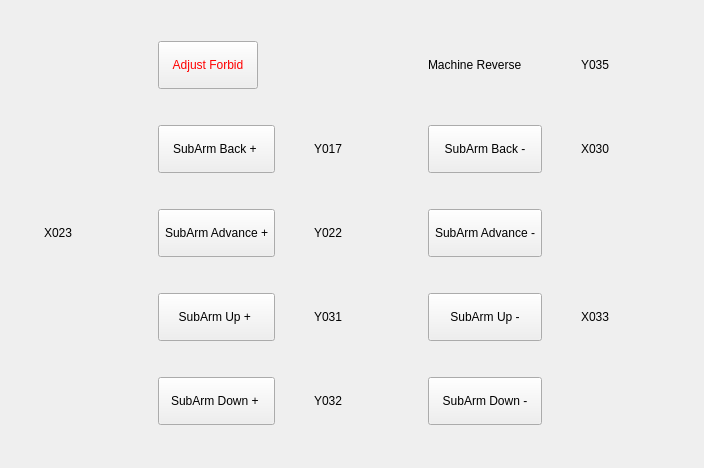
First picture: the form in hcmanualoperation/hcmanualadjustframe.ui, repository dongdong-2009/3-5AxisRobot, before the edit.
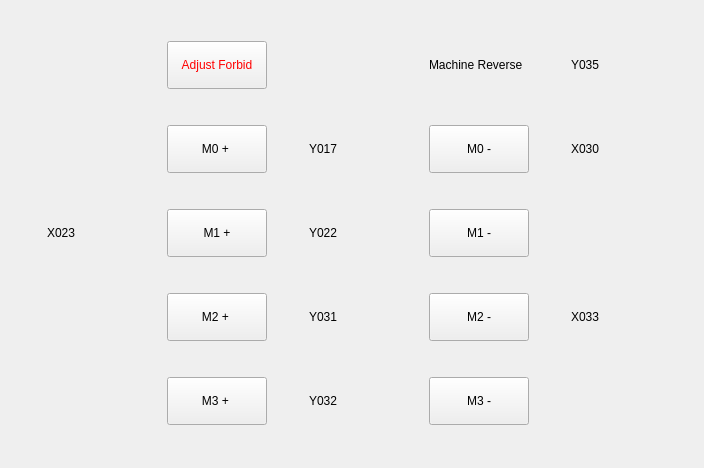
Second picture: the form after the edit. Icons and pictures are not drawn.

The edit to the form file:
```diff
--- a/hcmanualoperation/hcmanualadjustframe.ui
+++ b/hcmanualoperation/hcmanualadjustframe.ui
@@ -87,7 +87,7 @@
       </size>
      </property>
      <property name="text">
-      <string>SubArm Up + </string>
+      <string>M2 + </string>
      </property>
      <property name="autoRepeat">
       <bool>true</bool>
@@ -118,7 +118,7 @@
       </size>
      </property>
      <property name="text">
-      <string>SubArm Down + </string>
+      <string>M3 + </string>
      </property>
      <property name="autoRepeat">
       <bool>true</bool>
@@ -149,7 +149,7 @@
       </size>
      </property>
      <property name="text">
-      <string>SubArm Advance -</string>
+      <string>M1 -</string>
      </property>
      <property name="autoRepeat">
       <bool>true</bool>
@@ -261,7 +261,7 @@
       </size>
      </property>
      <property name="text">
-      <string>SubArm Up -</string>
+      <string>M2 -</string>
      </property>
      <property name="autoRepeat">
       <bool>true</bool>
@@ -292,7 +292,7 @@
       </size>
      </property>
      <property name="text">
-      <string>SubArm Down -</string>
+      <string>M3 -</string>
      </property>
      <property name="autoRepeat">
       <bool>true</bool>
@@ -471,7 +471,7 @@
       </size>
      </property>
      <property name="text">
-      <string>SubArm Advance +</string>
+      <string>M1 +</string>
      </property>
      <property name="autoRepeat">
       <bool>true</bool>
@@ -502,7 +502,7 @@
       </size>
      </property>
      <property name="text">
-      <string>SubArm Back + </string>
+      <string>M0 + </string>
      </property>
      <property name="autoRepeat">
       <bool>true</bool>
@@ -533,7 +533,7 @@
       </size>
      </property>
      <property name="text">
-      <string>SubArm Back -</string>
+      <string>M0 -</string>
      </property>
      <property name="autoRepeat">
       <bool>true</bool>
```
